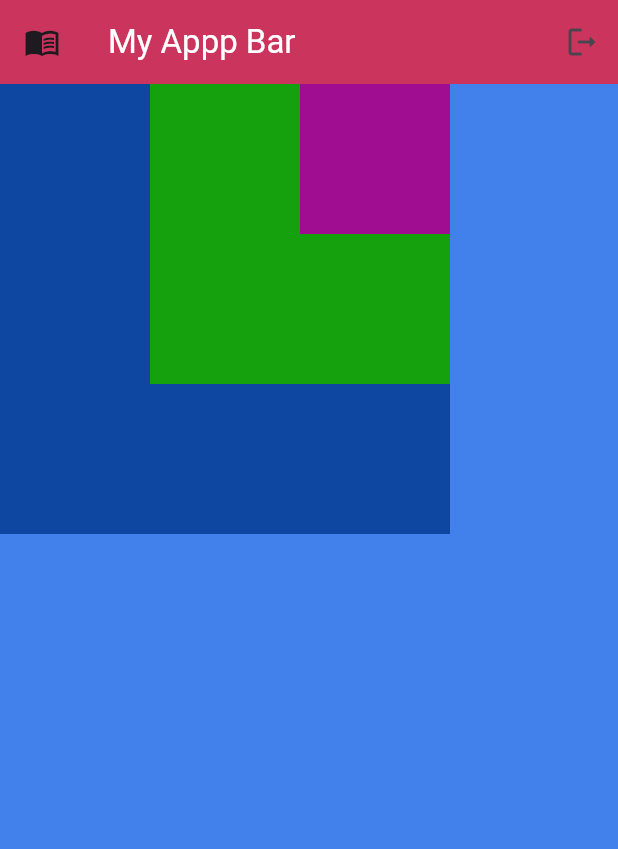
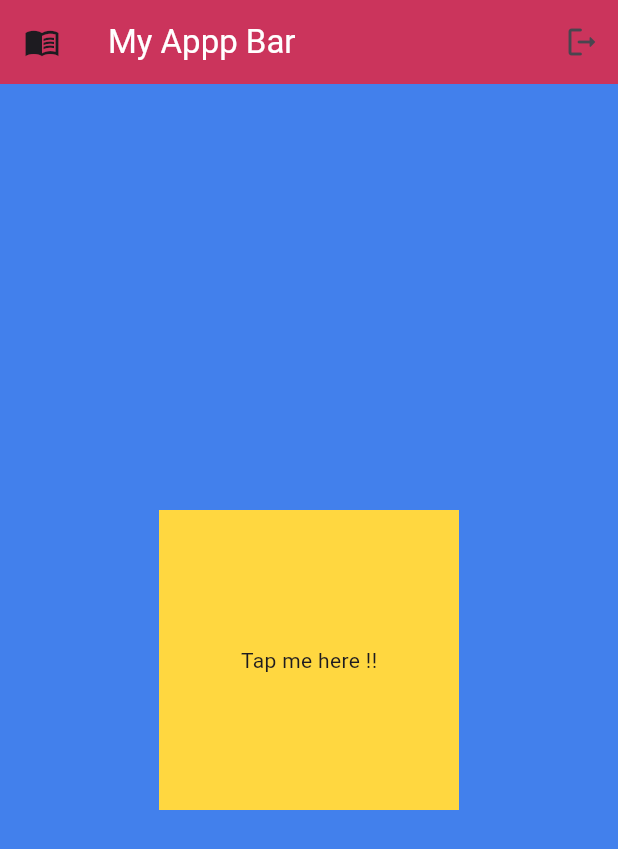
Before and after one commit to BunthongDev/Flutter-basic, a Flutter app: the screen it shows after launch, on a phone screen of 412 x 824 dp. Shown: the top 849 px of the screen. Run offline on Flutter 3.47's test engine with Material 3 defaults, Android fonts, the phone set to English and light mode, and no system bars.

Commit message:
Add onTap function

```diff
--- a/lib/main.dart
+++ b/lib/main.dart
@@ -10,6 +10,11 @@ class MyApp extends StatelessWidget {
   MyApp({super.key});
 
   List names = ["Titi", "Loin", "haru"];
+
+  // function & methods
+  void userTapped() {
+    print("On Tap !!");
+  }
 
   @override
   Widget build(BuildContext context) {
@@ -87,31 +92,16 @@ class MyApp extends StatelessWidget {
 
             // body with column
             // we use ListView when we want them to be scroll
-          body: Stack(
-            alignment: Alignment.topRight,
-            children: [
-              // big box
-              Container(
-                height: 300,
-                width: 300,
-                color: Colors.blue[900],
-              ),
-
-              // medium box
-              Container(
+            body: Center(
+                child: GestureDetector(
+              // do something, user tapped the container.
+              onTap: userTapped,
+              child: Container(
                 height: 200,
                 width: 200,
-                color: const Color.fromARGB(255, 20, 161, 13),
+                color: Colors.amberAccent,
+                child: Center(child: Text("Tap me here !!")),
               ),
-
-              // small box
-              Container(
-                height: 100,
-                width: 100,
-                color: const Color.fromARGB(255, 161, 13, 144),
-              )
-            ],
-          )),
-    );
+            ))));
   }
 }
```
Lines whose indentation alone changed are shown as unchanged.
